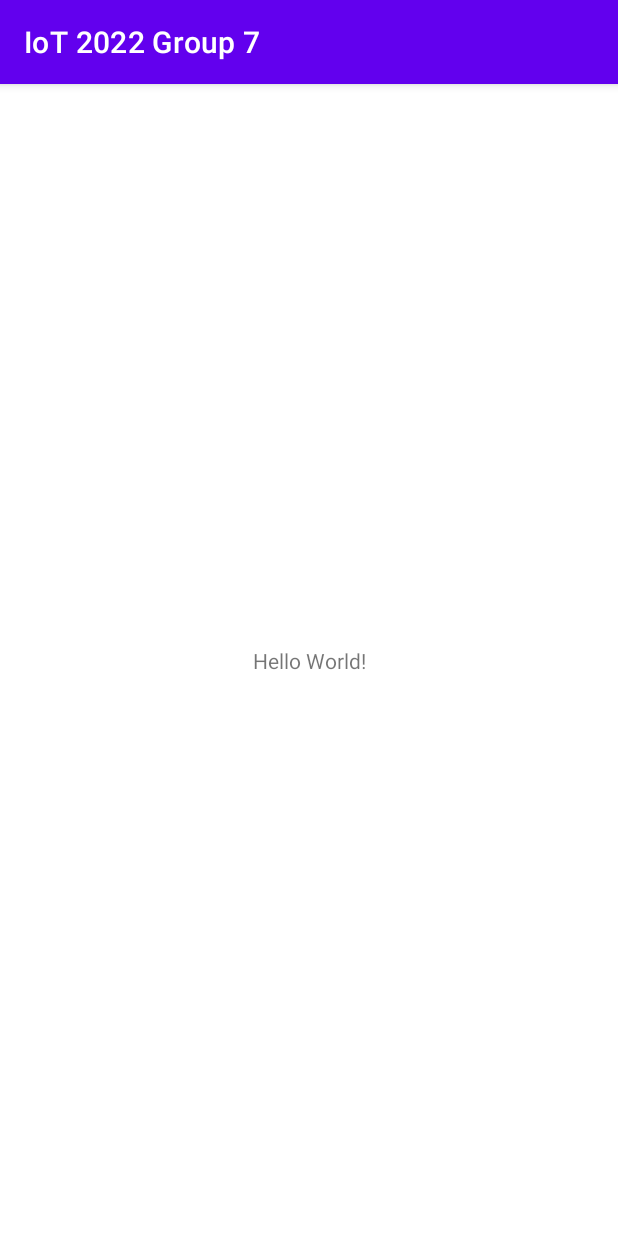
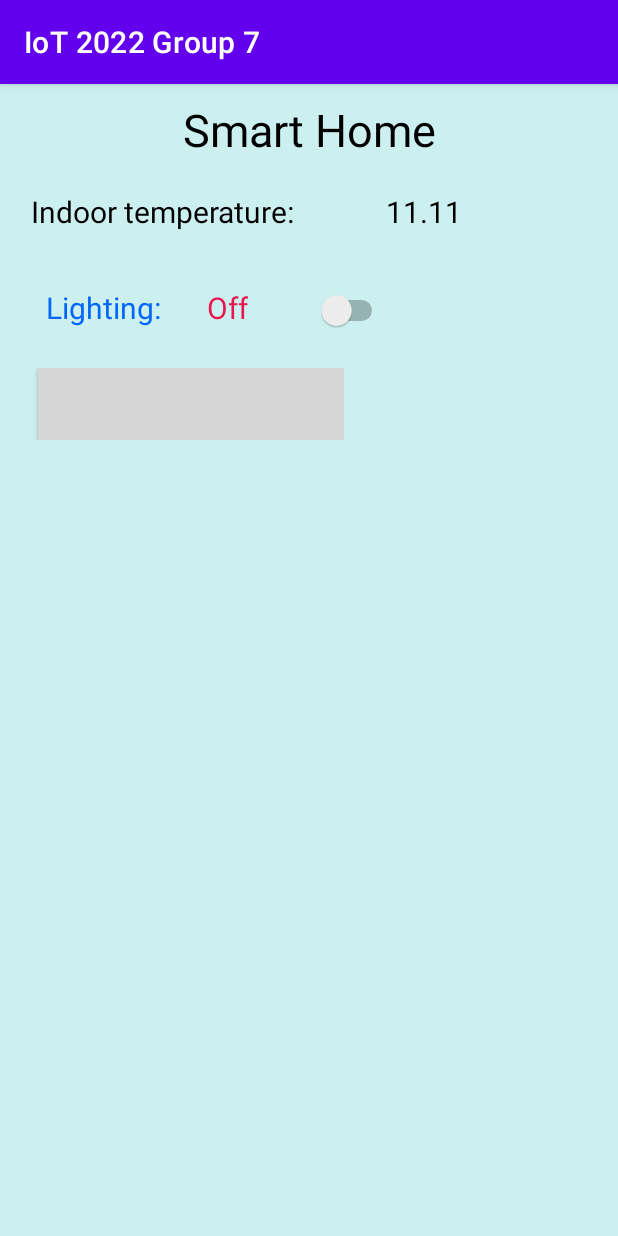
Before and after one commit to Siyue-Lu/IoT2022, an Android app: the screen it shows after launch (MainActivity), on a phone screen of 412 x 824 dp. Run offline under Robolectric (Android 15) with nearby library versions, the light colour scheme and no system bars; grey boxes are pictures that could not be loaded.

Commit message:
created basic UI for functionality test

```diff
--- a/app/src/main/java/com/example/iot2022group7/MainActivity.java
+++ b/app/src/main/java/com/example/iot2022group7/MainActivity.java
@@ -9,6 +9,6 @@ public class MainActivity extends AppCompatActivity {
     @Override
     protected void onCreate(Bundle savedInstanceState) {
         super.onCreate(savedInstanceState);
-        setContentView(R.layout.activity_main);
+        setContentView(R.layout.content_main);
     }
 }
--- a/app/src/main/res/layout/activity_main.xml
+++ /dev/null
@@ -1,18 +0,0 @@
-<?xml version="1.0" encoding="utf-8"?>
-<androidx.constraintlayout.widget.ConstraintLayout xmlns:android="http://schemas.android.com/apk/res/android"
-    xmlns:app="http://schemas.android.com/apk/res-auto"
-    xmlns:tools="http://schemas.android.com/tools"
-    android:layout_width="match_parent"
-    android:layout_height="match_parent"
-    tools:context=".MainActivity">
-
-    <TextView
-        android:layout_width="wrap_content"
-        android:layout_height="wrap_content"
-        android:text="Hello World!"
-        app:layout_constraintBottom_toBottomOf="parent"
-        app:layout_constraintLeft_toLeftOf="parent"
-        app:layout_constraintRight_toRightOf="parent"
-        app:layout_constraintTop_toTopOf="parent" />
-
-</androidx.constraintlayout.widget.ConstraintLayout>
--- /dev/null
+++ b/app/src/main/res/layout/content_main.xml
@@ -0,0 +1,120 @@
+<?xml version="1.0" encoding="utf-8"?>
+<LinearLayout xmlns:android="http://schemas.android.com/apk/res/android"
+    android:orientation="vertical"
+    android:layout_width="match_parent"
+    android:layout_height="match_parent"
+    android:background="@color/activitybackground">
+
+
+
+    <TextView
+        android:id="@+id/title"
+        android:layout_width="fill_parent"
+        android:layout_height="wrap_content"
+        android:padding="10dip"
+        android:gravity="center"
+        android:text="@string/txv_title_temp"
+        android:textColor="@color/black_alpha"
+        android:textSize="30sp" />
+
+    <LinearLayout
+        android:orientation="horizontal"
+        android:layout_width="wrap_content"
+        android:layout_height="wrap_content"
+        android:padding="5dip"
+        >
+        <TextView
+            android:id="@+id/indoorTemp"
+            android:layout_width="wrap_content"
+            android:layout_height="wrap_content"
+            android:padding="5dip"
+            android:layout_marginLeft="10dp"
+            android:text="@string/txv_indoor_temp"
+            android:textColor="@color/black_alpha"
+            android:textSize="20sp"
+            android:layout_marginBottom="15dp"/>
+
+        <TextView
+            android:id="@+id/indoorTempShow"
+            android:layout_width="wrap_content"
+            android:layout_height="wrap_content"
+            android:padding="5dip"
+            android:layout_marginLeft="50dp"
+            android:text="@string/txv_indoor_temp_show"
+            android:textColor="@color/black_alpha"
+            android:textSize="20sp" />
+
+    </LinearLayout>
+
+
+    <LinearLayout
+        android:orientation="horizontal"
+        android:layout_width="wrap_content"
+        android:layout_height="wrap_content"
+        android:padding="5dip">
+        <TextView
+            android:id="@+id/outdoorLight"
+            android:layout_width="wrap_content"
+            android:layout_height="wrap_content"
+            android:padding="5dip"
+            android:layout_marginLeft="20dp"
+            android:text="@string/txv_outdoor_light"
+            android:textColor="@color/blue_text"
+            android:textSize="20sp" />
+
+        <TextView
+            android:id="@+id/outdoorLightShow"
+            android:layout_width="wrap_content"
+            android:layout_height="wrap_content"
+            android:padding="5dip"
+            android:layout_marginLeft="20dp"
+            android:text="@string/txv_outdoor_light_show"
+            android:textColor="@color/title_bar_color"
+            android:textSize="20sp" />
+
+        <Switch
+            android:id="@+id/btnToggle"
+            android:layout_width="wrap_content"
+            android:layout_height="wrap_content"
+            android:layout_marginLeft="40dp" />
+
+    </LinearLayout>
+    <LinearLayout
+        android:orientation="horizontal"
+        android:layout_width="wrap_content"
+        android:layout_height="wrap_content"
+        android:padding="5dip">
+
+
+    </LinearLayout>
+
+    <LinearLayout
+        android:orientation="horizontal"
+        android:layout_width="wrap_content"
+        android:layout_height="wrap_content"
+        android:padding="5dip">
+
+        <Button
+            android:id="@+id/btnUpdateTemp"
+            android:layout_width="wrap_content"
+            android:layout_height="wrap_content"
+            android:layout_marginLeft="20dp"
+            android:background="@color/colorPrimary"
+            android:padding="5dip"
+            android:text=" Update temperature "
+            android:textAllCaps="false"
+            android:textColor="#FFFFFF"
+            android:textSize="17sp" />
+    </LinearLayout>
+
+    <LinearLayout
+        android:orientation="horizontal"
+        android:layout_width="wrap_content"
+        android:layout_height="wrap_content"
+        android:padding="5dip">
+
+
+
+    </LinearLayout>
+
+</LinearLayout>
--- a/app/src/main/res/values/colors.xml
+++ b/app/src/main/res/values/colors.xml
@@ -7,4 +7,10 @@
     <color name="teal_700">#FF018786</color>
     <color name="black">#FF000000</color>
     <color name="white">#FFFFFFFF</color>
+    <color name="black_alpha">#000000</color>
+    <color name="text_box_background">#E7E7E7</color>
+    <color name="blue_text">#0166ff</color>
+    <color name="title_bar_color">#EB164E</color>
+    <color name="activitybackground">#ccf0f0</color>
+    <color name="activityfont">#3f3f3f</color>
 </resources>
--- a/app/src/main/res/values/strings.xml
+++ b/app/src/main/res/values/strings.xml
@@ -1,3 +1,9 @@
 <resources>
     <string name="app_name">IoT 2022 Group 7</string>
+    <string name="txv_title_temp">Smart Home</string>
+    <string name="txv_indoor_temp">Indoor temperature:</string>
+    <string name="txv_indoor_temp_show">11.11</string>
+    <string name="txv_outdoor_light">Lighting:</string>
+    <string name="txv_outdoor_light_show">Off</string>
+    <string name="txv_outdoor_light_on">On</string>
 </resources>
```
